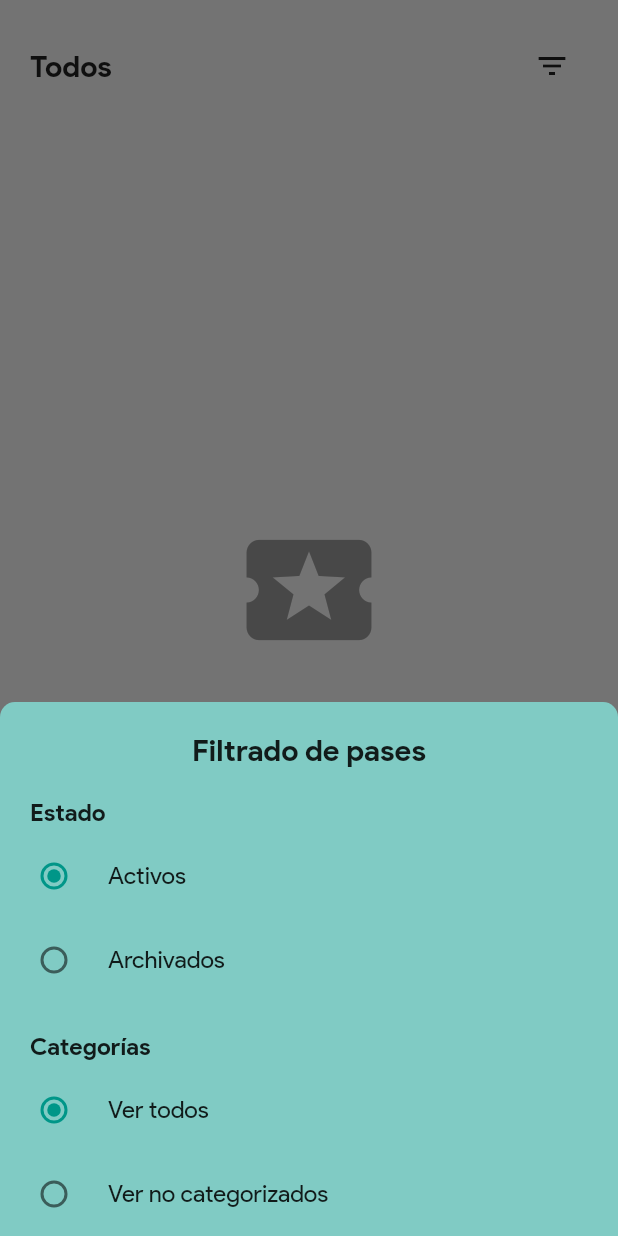
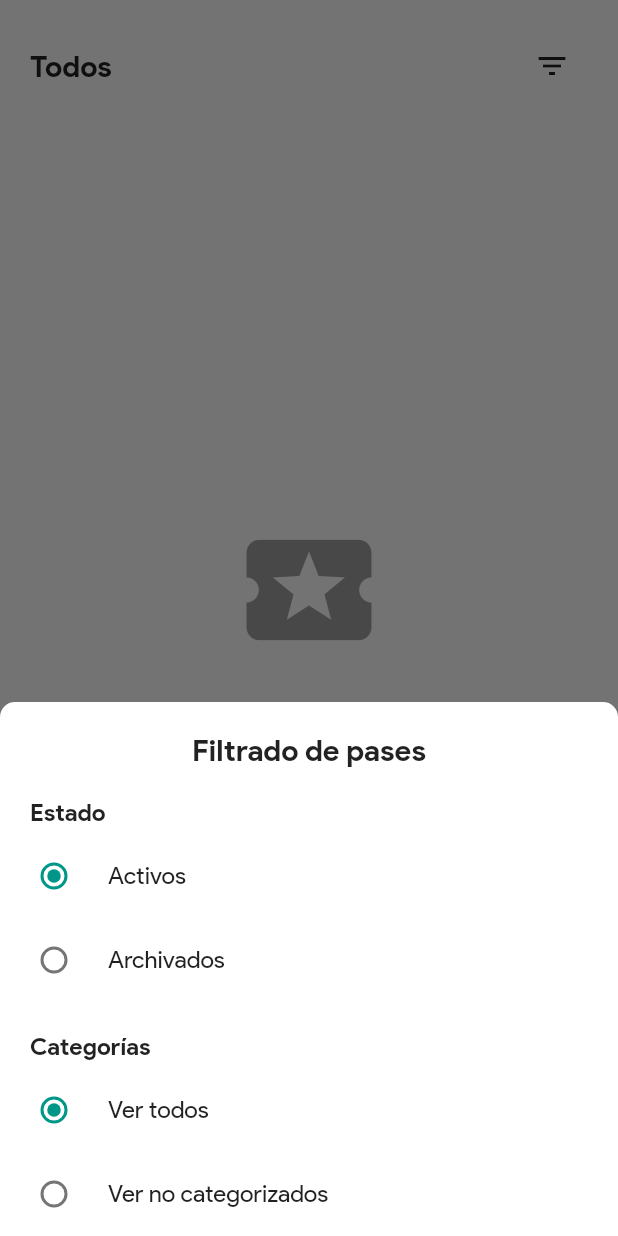
Before and after one commit to JGeek00/passcard_hub_flutter, a Flutter app: the screen it shows after launch, after a tap on the "filter list" icon, on a phone screen of 412 x 824 dp. Run offline on Flutter 3.47's test engine with Material 2 defaults, Android fonts, the phone set to English and light mode, and no system bars; our stand-ins replace dio, equatable, file_picker, qr_flutter, sqflite; missing offline and left inert: flutter_displaymode; accounts and stored records are empty.

Commit message:
Changed modal bottom sheet color

```diff
--- a/lib/screens/base.dart
+++ b/lib/screens/base.dart
@@ -1,4 +1,4 @@
-import 'package:buswallet/screens/navbar.dart';
+import 'package:buswallet/utils/navbar.dart';
 import 'package:flutter/material.dart';
 import 'package:flutter/services.dart';
 import 'package:provider/provider.dart';
--- a/lib/screens/navbar.dart
+++ b/lib/utils/navbar.dart
@@ -8,7 +8,7 @@ Color getColorForNavBar(BuildContext context) {
   final configProvider = Provider.of<AppConfigProvider>(context);
 
   if (configProvider.modalBottomSheetOpen == true) {
-    return Theme.of(context).backgroundColor;
+    return Theme.of(context).cardColor;
   }
   else {
     return Theme.of(context).scaffoldBackgroundColor;
--- a/lib/widgets/add_pass_menu.dart
+++ b/lib/widgets/add_pass_menu.dart
@@ -83,7 +83,7 @@ class AddPassMenu extends StatelessWidget {
       height: 195,
       padding: const EdgeInsets.symmetric(vertical: 20),
       decoration: BoxDecoration(
-        color: Theme.of(context).backgroundColor,
+        color: Theme.of(context).cardColor,
         borderRadius: const BorderRadius.only(
           topLeft: Radius.circular(10),
           topRight: Radius.circular(10),
--- a/lib/widgets/filters_menu.dart
+++ b/lib/widgets/filters_menu.dart
@@ -15,7 +15,7 @@ class FiltersMenu extends StatelessWidget {
     return Container(
       width: double.maxFinite,
       decoration: BoxDecoration(
-        color: Theme.of(context).backgroundColor,
+        color: Theme.of(context).cardColor,
         borderRadius: const BorderRadius.only(
           topLeft: Radius.circular(10),
           topRight: Radius.circular(10)
```
